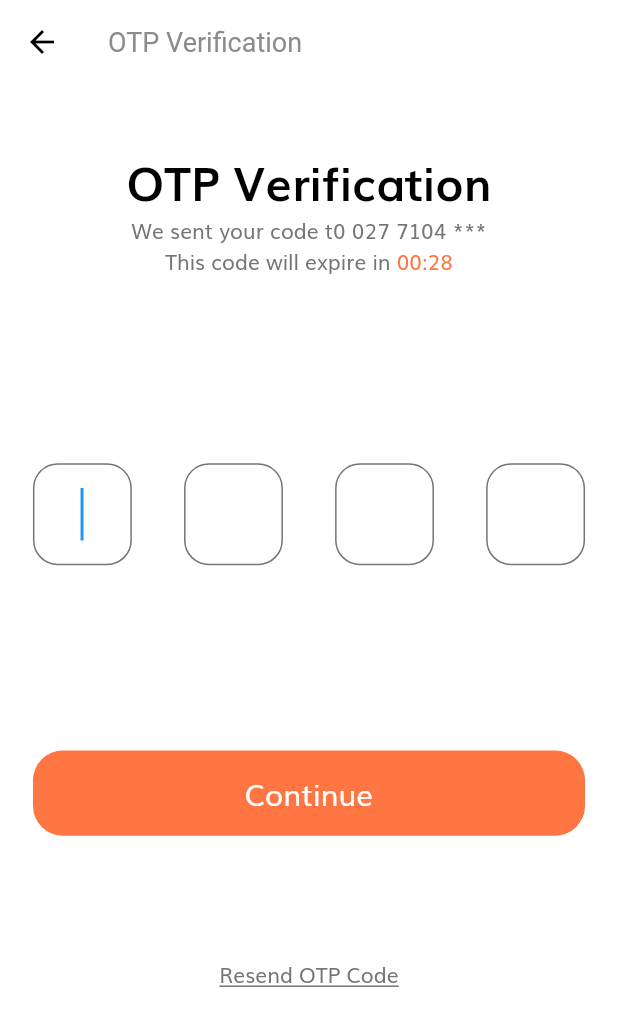
After one commit to adutwum-soft/e-commernce-UI, a Flutter app: the OTPVerify screen opened by its route, on a phone screen of 412 x 824 dp. The commit adds this screen. Shown: the top 1026 px of the screen. Run offline on Flutter 3.47's test engine with Material 2 defaults, Android fonts, the phone set to English and light mode, and no system bars; our stand-ins replace flutter_svg.

Commit message:
design otp ui

```diff
--- a/lib/src/res/styles.dart
+++ b/lib/src/res/styles.dart
@@ -8,6 +8,15 @@ class AppStyles {
     fontWeight: FontWeight.bold,
     color: Colors.black,
     height: 1.5,
+  );
+
+  static final otpStyle = InputDecoration(
+    contentPadding: EdgeInsets.symmetric(
+      vertical: AppDimen.getProportionateScreenWidth(15),
+    ),
+    border: outlineInputBorder(),
+    focusedBorder: outlineInputBorder(),
+    enabledBorder: outlineInputBorder(),
   );
 
   final otpInputDecoration = InputDecoration(
--- /dev/null
+++ b/lib/src/ui/otp_verif.dart
@@ -0,0 +1,17 @@
+import 'package:e_commerce_ui/src/widget/otp/otp_body.dart';
+import 'package:flutter/material.dart';
+
+class OTPVerify extends StatelessWidget {
+  static String routeName = '/otp';
+  const OTPVerify({Key? key}) : super(key: key);
+
+  @override
+  Widget build(BuildContext context) {
+    return Scaffold(
+      appBar: AppBar(
+        title: const Text('OTP Verification'),
+      ),
+      body: const OTPBody(),
+    );
+  }
+}
--- a/lib/src/utils/routes.dart
+++ b/lib/src/utils/routes.dart
@@ -1,6 +1,7 @@
 import 'package:e_commerce_ui/src/ui/forgot_passaword.dart';
 import 'package:e_commerce_ui/src/ui/login_success.dart';
 import 'package:e_commerce_ui/src/ui/complete_profile.dart';
+import 'package:e_commerce_ui/src/ui/otp_verif.dart';
 import 'package:e_commerce_ui/src/ui/sign_in/sign_in.dart';
 import 'package:e_commerce_ui/src/ui/sign_up.dart';
 import 'package:e_commerce_ui/src/ui/splash/splash.dart';
@@ -13,4 +14,5 @@ final Map<String, WidgetBuilder> routes = {
   LoginSuccess.routeName: (context) => const LoginSuccess(),
   Signup.routeName: (context) => const Signup(),
   CompleteProfile.routeName: (context) => const CompleteProfile(),
+  OTPVerify.routeName: (context) => const OTPVerify(),
 };
--- a/lib/src/widget/complete_profile_widgets/complete_profile_form.dart
+++ b/lib/src/widget/complete_profile_widgets/complete_profile_form.dart
@@ -1,5 +1,6 @@
 import 'package:e_commerce_ui/src/res/dimen.dart';
 import 'package:e_commerce_ui/src/res/strings.dart';
+import 'package:e_commerce_ui/src/ui/otp_verif.dart';
 import 'package:flutter/material.dart';
 
 import '../custom_suffix_icon.dart';
@@ -42,6 +43,7 @@ class _CompleteProfileFormState extends State<CompleteProfileForm> {
             onPress: () {
               if (_formKey.currentState!.validate()) {
                 // route to OTP page
+                Navigator.pushNamed(context, OTPVerify.routeName);
               }
             },
           ),
--- /dev/null
+++ b/lib/src/widget/otp/otp_body.dart
@@ -0,0 +1,70 @@
+import 'package:e_commerce_ui/src/res/colors.dart';
+import 'package:e_commerce_ui/src/res/dimen.dart';
+import 'package:e_commerce_ui/src/res/styles.dart';
+import 'package:flutter/material.dart';
+
+import 'otp_form.dart';
+
+class OTPBody extends StatelessWidget {
+  const OTPBody({Key? key}) : super(key: key);
+
+  @override
+  Widget build(BuildContext context) {
+    return SafeArea(
+      child: Padding(
+        padding: EdgeInsets.symmetric(
+            horizontal: AppDimen.getProportionateScreenWidth(20)),
+        child: SingleChildScrollView(
+          child: SizedBox(
+            width: MediaQuery.of(context).size.width,
+            child: Column(
+              children: [
+                SizedBox(height: AppDimen.screenHeight * 0.05), // 5%
+                Text(
+                  'OTP Verification',
+                  style: AppStyles.headingStyle,
+                ),
+                const Text(
+                  'We sent your code t0 027 7104 ***',
+                  textAlign: TextAlign.center,
+                ),
+                _buildTimer(),
+                SizedBox(height: AppDimen.screenHeight * 0.15), // 15%
+                const OTPForm(),
+                SizedBox(height: AppDimen.screenHeight * 0.1),
+                InkWell(
+                  onTap: () {},
+                  child: const Text('Resend OTP Code',
+                      style: TextStyle(
+                        decoration: TextDecoration.underline,
+                      ),
+                      textAlign: TextAlign.center),
+                ),
+              ],
+            ),
+          ),
+        ),
+      ),
+    );
+  }
+
+  Row _buildTimer() {
+    return Row(
+      mainAxisAlignment: MainAxisAlignment.center,
+      children: [
+        const Text('This code will expire in '),
+        TweenAnimationBuilder(
+          tween: Tween(begin: 30.0, end: 0),
+          duration: const Duration(seconds: 30),
+          onEnd: () {},
+          builder: (context, value, child) {
+            return Text(
+              '00:${double.parse(value.toString()).toInt()}',
+              style: const TextStyle(color: AppColors.kPrimaryColor),
+            );
+          },
+        ),
+      ],
+    );
+  }
+}
--- /dev/null
+++ b/lib/src/widget/otp/otp_form.dart
@@ -0,0 +1,118 @@
+import 'package:e_commerce_ui/src/res/colors.dart';
+import 'package:e_commerce_ui/src/res/dimen.dart';
+import 'package:e_commerce_ui/src/res/styles.dart';
+import 'package:flutter/material.dart';
+
+import '../default_button.dart';
+
+class OTPForm extends StatefulWidget {
+  const OTPForm({Key? key}) : super(key: key);
+
+  @override
+  _OTPFormState createState() => _OTPFormState();
+}
+
+class _OTPFormState extends State<OTPForm> {
+  late FocusNode pin2;
+  late FocusNode pin3;
+  late FocusNode pin4;
+
+  @override
+  void initState() {
+    super.initState();
+    pin2 = FocusNode();
+    pin3 = FocusNode();
+    pin4 = FocusNode();
+  }
+
+  @override
+  void dispose() {
+    pin2.dispose();
+    pin3.dispose();
+    pin4.dispose();
+    super.dispose();
+  }
+
+  nextField({String? value, FocusNode? focusNode}) {
+    if (value!.length == 1) {
+      focusNode!.requestFocus();
+    }
+  }
+
+  @override
+  Widget build(BuildContext context) {
+    return Form(
+      child: Column(
+        children: [
+          _buildPin(),
+          SizedBox(height: AppDimen.screenHeight * 0.15),
+          DefaultButton(onPress: () {}, text: "Continue"),
+        ],
+      ),
+    );
+  }
+
+  Row _buildPin() {
+    return Row(
+      mainAxisAlignment: MainAxisAlignment.spaceBetween,
+      children: [
+        SizedBox(
+          width: AppDimen.getProportionateScreenWidth(60),
+          child: TextFormField(
+            autofocus: true,
+            obscureText: true,
+            keyboardType: TextInputType.number,
+            style: const TextStyle(fontSize: 24),
+            textAlign: TextAlign.center,
+            decoration: AppStyles.otpStyle,
+            onChanged: (value) {
+              nextField(value: value, focusNode: pin2);
+            },
+          ),
+        ),
+        SizedBox(
+          width: AppDimen.getProportionateScreenWidth(60),
+          child: TextFormField(
+            focusNode: pin2,
+            obscureText: true,
+            keyboardType: TextInputType.number,
+            style: const TextStyle(fontSize: 24),
+            textAlign: TextAlign.center,
+            decoration: AppStyles.otpStyle,
+            onChanged: (value) {
+              nextField(value: value, focusNode: pin3);
+            },
+          ),
+        ),
+        SizedBox(
+          width: AppDimen.getProportionateScreenWidth(60),
+          child: TextFormField(
+            focusNode: pin3,
+            obscureText: true,
+            keyboardType: TextInputType.number,
+            style: const TextStyle(fontSize: 24),
+            textAlign: TextAlign.center,
+            decoration: AppStyles.otpStyle,
+            onChanged: (value) {
+              nextField(value: value, focusNode: pin4);
+            },
+          ),
+        ),
+        SizedBox(
+          width: AppDimen.getProportionateScreenWidth(60),
+          child: TextFormField(
+            focusNode: pin4,
+            obscureText: true,
+            keyboardType: TextInputType.number,
+            style: const TextStyle(fontSize: 24),
+            textAlign: TextAlign.center,
+            decoration: AppStyles.otpStyle,
+            onChanged: (value) {
+              pin4.unfocus();
+            },
+          ),
+        ),
+      ],
+    );
+  }
+}
```
